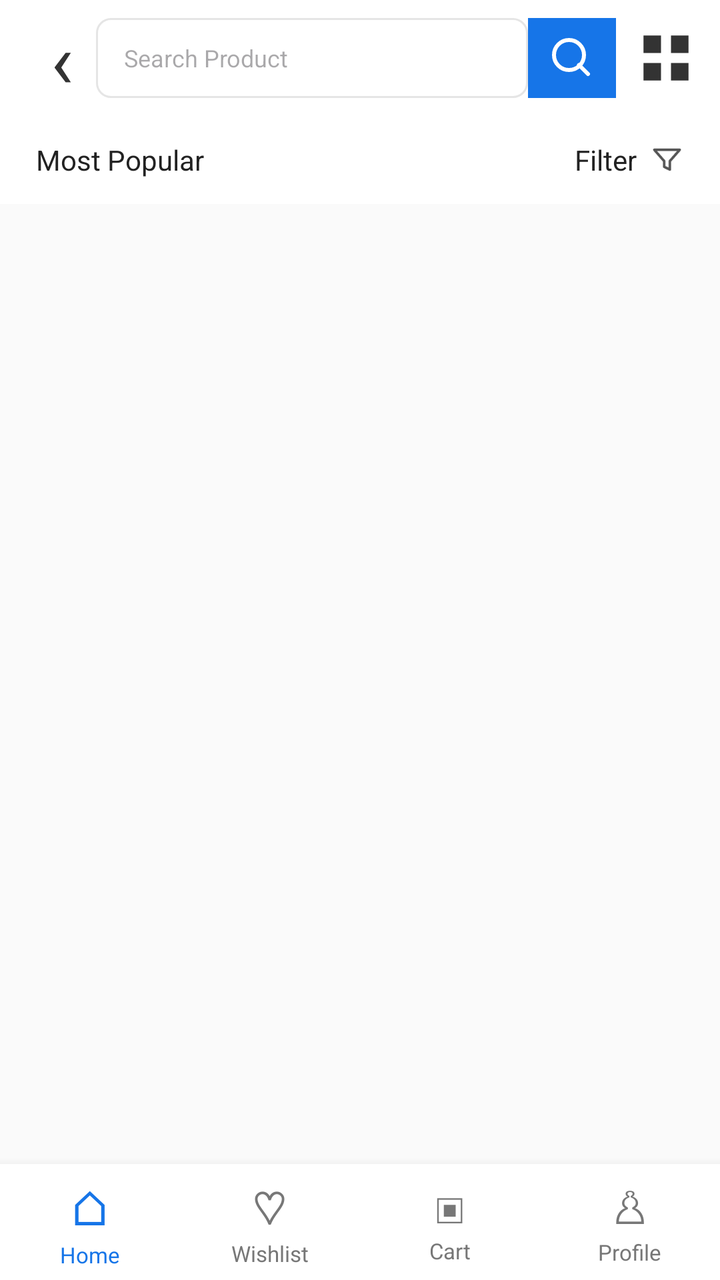
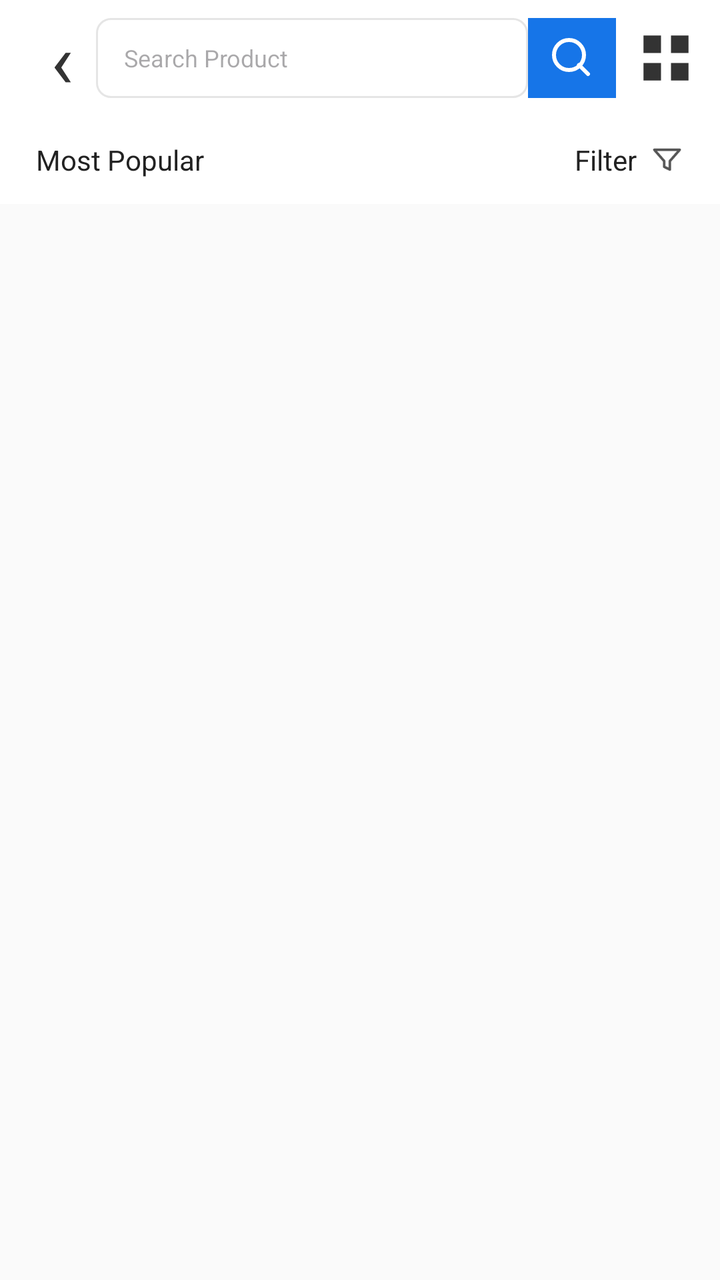

Compare the two renders of this Android layout. The source of the first and the diff that turns it into the second are given below.
<!-- AndroidManifest.xml: application theme Theme.RecycleView -->
<!-- res/layout/activity_main.xml -->
<?xml version="1.0" encoding="utf-8"?>
<LinearLayout xmlns:android="http://schemas.android.com/apk/res/android"
    android:layout_width="match_parent" android:layout_height="match_parent"
    android:orientation="vertical" android:background="#FAFAFA">

    <LinearLayout
        android:layout_width="match_parent"
        android:layout_height="58dp"
        android:gravity="center_vertical"
        android:orientation="horizontal"
        android:paddingStart="14dp"
        android:paddingEnd="12dp"
        android:background="#FFFFFF">
        <TextView
            android:layout_width="34dp"
            android:layout_height="wrap_content"
            android:text="‹"
            android:textSize="38sp"
            android:textColor="#333333"
            android:gravity="center" />
        <EditText
            android:id="@+id/searchInput"
            android:layout_width="0dp"
            android:layout_height="40dp"
            android:layout_weight="1"
            android:hint="Search Product"
            android:textSize="12sp"
            android:paddingStart="14dp"
            android:singleLine="true"
            android:background="@drawable/search_box_bg"
            />
        <ImageButton
            android:id="@+id/searchButton"
            android:layout_width="44dp"
            android:layout_height="40dp"
            android:background="#1675E8"
            android:src="@drawable/ic_search"
            android:contentDescription="Search"
            android:padding="10dp" />
        <ImageView
            android:layout_width="30dp"
            android:layout_height="30dp"
            android:layout_marginStart="10dp" android:src="@drawable/ic_grid"
            android:contentDescription="Grid view"/>
    </LinearLayout>

    <LinearLayout
        android:layout_width="match_parent"
        android:layout_height="44dp"
        android:orientation="horizontal"
        android:gravity="center_vertical"
        android:paddingStart="18dp"
        android:paddingEnd="18dp"
        android:background="#FFFFFF">
        <TextView
            android:id="@+id/sortText"
            android:layout_width="0dp"
            android:layout_height="wrap_content" android:layout_weight="1"
            android:text="Most Popular"
            android:textColor="#222222"
            android:textSize="14sp"
            />
        <TextView android:id="@+id/filterText" android:layout_width="wrap_content"
            android:layout_height="wrap_content" android:text="Filter  "
            android:textColor="#222222"
            android:textSize="14sp"/>
        <ImageView
            android:layout_width="17dp"
            android:layout_height="17dp"
            android:src="@drawable/ic_filter" android:contentDescription="Filter"/>
    </LinearLayout>

    <androidx.recyclerview.widget.RecyclerView
        android:id="@+id/productsRecyclerView" android:layout_width="match_parent"
        android:layout_height="0dp"
        android:layout_weight="1"
        android:clipToPadding="false"
        android:paddingStart="9dp"
        android:paddingEnd="9dp"
        android:paddingTop="8dp"
        android:paddingBottom="8dp"/>

    <LinearLayout
        android:layout_width="match_parent"
        android:layout_height="58dp"
        android:orientation="horizontal"
        android:gravity="center"
        android:background="#FFFFFF"
        android:elevation="8dp">
        <LinearLayout
            android:layout_width="0dp"
            android:layout_height="match_parent"
            android:layout_weight="1"
            android:gravity="center"
            android:orientation="vertical">
            <TextView
                android:layout_width="wrap_content"
                android:layout_height="wrap_content"
                android:text="⌂"
                android:textColor="#1675E8"
                android:textSize="24sp"
                />
            <TextView
                android:layout_width="wrap_content"
                android:layout_height="wrap_content"
                android:text="Home"
                android:textColor="#1675E8"
                android:textSize="11sp"/>
        </LinearLayout>
        <LinearLayout
            android:layout_width="0dp"
            android:layout_height="match_parent"
            android:layout_weight="1"
            android:gravity="center"
            android:orientation="vertical">
            <TextView
                android:layout_width="wrap_content"
                android:layout_height="wrap_content"
                android:text="♡"
                android:textColor="#777777"
                android:textSize="23sp"/>
            <TextView
                android:layout_width="wrap_content"
                android:layout_height="wrap_content"
                android:text="Wishlist"
                android:textColor="#777777"
                android:textSize="11sp"/>
        </LinearLayout>
        <LinearLayout
            android:layout_width="0dp"
            android:layout_height="match_parent"
            android:layout_weight="1"
            android:gravity="center"
            android:orientation="vertical">
            <TextView
                android:layout_width="wrap_content"
                android:layout_height="wrap_content"
                android:text="▣"
                android:textColor="#777777"
                android:textSize="21sp"/>
            <TextView
                android:layout_width="wrap_content"
                android:layout_height="wrap_content"
                android:text="Cart"
                android:textColor="#777777" android:textSize="11sp"/>
        </LinearLayout>
        <LinearLayout
            android:layout_width="0dp"
            android:layout_height="match_parent"
            android:layout_weight="1"
            android:gravity="center"
            android:orientation="vertical">
            <TextView
                android:layout_width="wrap_content"
                android:layout_height="wrap_content"
                android:text="♙"
                android:textColor="#777777"
                android:textSize="22sp"/>
            <TextView
                android:layout_width="wrap_content"
                android:layout_height="wrap_content"
                android:text="Profile"
                android:textColor="#777777"
                android:textSize="11sp"/>
        </LinearLayout>
    </LinearLayout>
</LinearLayout>
<!-- resources referenced by this layout -->
<resources>
  <!-- drawable ic_filter (drawable) -->
  <vector xmlns:android="http://schemas.android.com/apk/res/android" android:width="18dp" android:height="18dp" android:viewportWidth="24" android:viewportHeight="24">
      <path android:fillColor="#00000000" android:strokeColor="#555555" android:strokeWidth="1.8" android:strokeLineJoin="round" android:pathData="M3,5h18l-7,8v6l-4,-2v-4z"/>
  </vector>
  <!-- drawable ic_grid (drawable) -->
  <vector xmlns:android="http://schemas.android.com/apk/res/android" android:width="24dp" android:height="24dp" android:viewportWidth="24" android:viewportHeight="24">
      <path android:fillColor="#333333" android:pathData="M3,3h7v7h-7z M14,3h7v7h-7z M3,14h7v7h-7z M14,14h7v7h-7z"/>
  </vector>
  <!-- drawable ic_search (drawable) -->
  <vector xmlns:android="http://schemas.android.com/apk/res/android" android:width="24dp" android:height="24dp" android:viewportWidth="24" android:viewportHeight="24">
      <path android:fillColor="#00000000" android:strokeColor="#FFFFFF" android:strokeWidth="2" android:strokeLineCap="round" android:pathData="M20,20 L15.5,15.5 M18,10.5a7.5,7.5 0,1 1,-15 0a7.5,7.5 0,1 1,15 0"/>
  </vector>
  <!-- drawable search_box_bg (drawable) -->
  <shape xmlns:android="http://schemas.android.com/apk/res/android">
      <solid android:color="#FFFFFF"/>
      <stroke android:width="1dp" android:color="#E5E5E5"/>
      <corners android:radius="7dp"/>
  </shape>
  <style name="Theme.RecycleView" parent="Base.Theme.RecycleView" />
  <style name="Base.Theme.RecycleView" parent="Theme.Material3.DayNight.NoActionBar">
          
          
      </style>
</resources>

<!-- the commit's change to res/layout/activity_main.xml (unified diff, before → after) -->
@@ -80,88 +80,6 @@
         android:paddingTop="8dp"
         android:paddingBottom="8dp"/>
 
-    <LinearLayout
-        android:layout_width="match_parent"
-        android:layout_height="58dp"
-        android:orientation="horizontal"
-        android:gravity="center"
-        android:background="#FFFFFF"
-        android:elevation="8dp">
-        <LinearLayout
-            android:layout_width="0dp"
-            android:layout_height="match_parent"
-            android:layout_weight="1"
-            android:gravity="center"
-            android:orientation="vertical">
-            <TextView
-                android:layout_width="wrap_content"
-                android:layout_height="wrap_content"
-                android:text="⌂"
-                android:textColor="#1675E8"
-                android:textSize="24sp"
-                />
-            <TextView
-                android:layout_width="wrap_content"
-                android:layout_height="wrap_content"
-                android:text="Home"
-                android:textColor="#1675E8"
-                android:textSize="11sp"/>
-        </LinearLayout>
-        <LinearLayout
-            android:layout_width="0dp"
-            android:layout_height="match_parent"
-            android:layout_weight="1"
-            android:gravity="center"
-            android:orientation="vertical">
-            <TextView
-                android:layout_width="wrap_content"
-                android:layout_height="wrap_content"
-                android:text="♡"
-                android:textColor="#777777"
-                android:textSize="23sp"/>
-            <TextView
-                android:layout_width="wrap_content"
-                android:layout_height="wrap_content"
-                android:text="Wishlist"
-                android:textColor="#777777"
-                android:textSize="11sp"/>
-        </LinearLayout>
-        <LinearLayout
-            android:layout_width="0dp"
-            android:layout_height="match_parent"
-            android:layout_weight="1"
-            android:gravity="center"
-            android:orientation="vertical">
-            <TextView
-                android:layout_width="wrap_content"
-                android:layout_height="wrap_content"
-                android:text="▣"
-                android:textColor="#777777"
-                android:textSize="21sp"/>
-            <TextView
-                android:layout_width="wrap_content"
-                android:layout_height="wrap_content"
-                android:text="Cart"
-                android:textColor="#777777" android:textSize="11sp"/>
-        </LinearLayout>
-        <LinearLayout
-            android:layout_width="0dp"
-            android:layout_height="match_parent"
-            android:layout_weight="1"
-            android:gravity="center"
-            android:orientation="vertical">
-            <TextView
-                android:layout_width="wrap_content"
-                android:layout_height="wrap_content"
-                android:text="♙"
-                android:textColor="#777777"
-                android:textSize="22sp"/>
-            <TextView
-                android:layout_width="wrap_content"
-                android:layout_height="wrap_content"
-                android:text="Profile"
-                android:textColor="#777777"
-                android:textSize="11sp"/>
-        </LinearLayout>
-    </LinearLayout>
+
+
 </LinearLayout>
